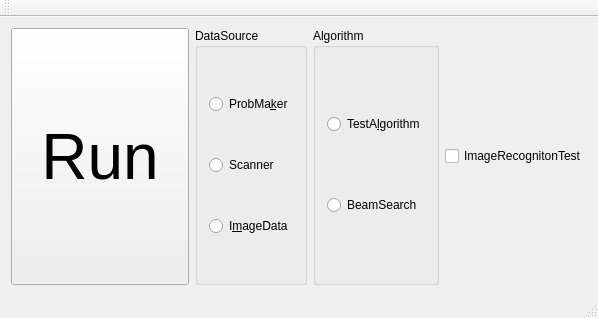
tnct-spc/procon2017-comp, file Kunugida/kunugida.ui: the form before one commit.
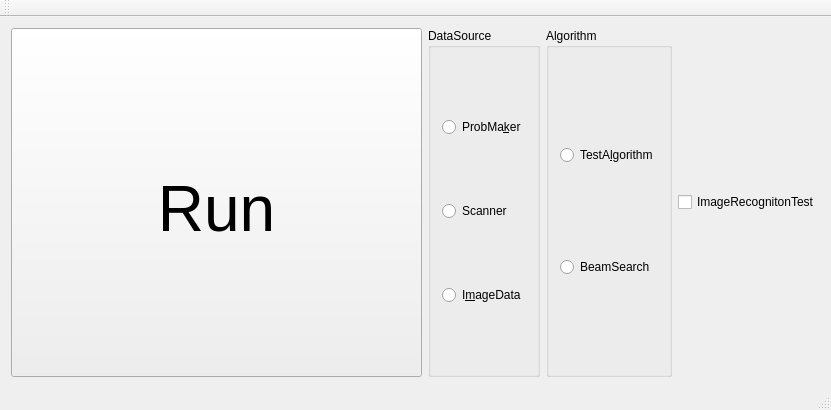
The form after the commit.

Commit message: [fix]runボタンが小さいと悲しいので大きくした。後悔はしていない

```diff
--- a/Kunugida/kunugida.ui
+++ b/Kunugida/kunugida.ui
@@ -6,8 +6,8 @@
    <rect>
     <x>0</x>
     <y>0</y>
-    <width>598</width>
-    <height>318</height>
+    <width>831</width>
+    <height>410</height>
    </rect>
   </property>
   <property name="windowTitle">
@@ -31,7 +31,7 @@
          </font>
         </property>
         <property name="text">
-         <string>Run</string>
+         <string>　　Run　　</string>
         </property>
         <property name="iconSize">
          <size>
```
Left out of the diff: 2 changed lines with no effect on the pictures.
